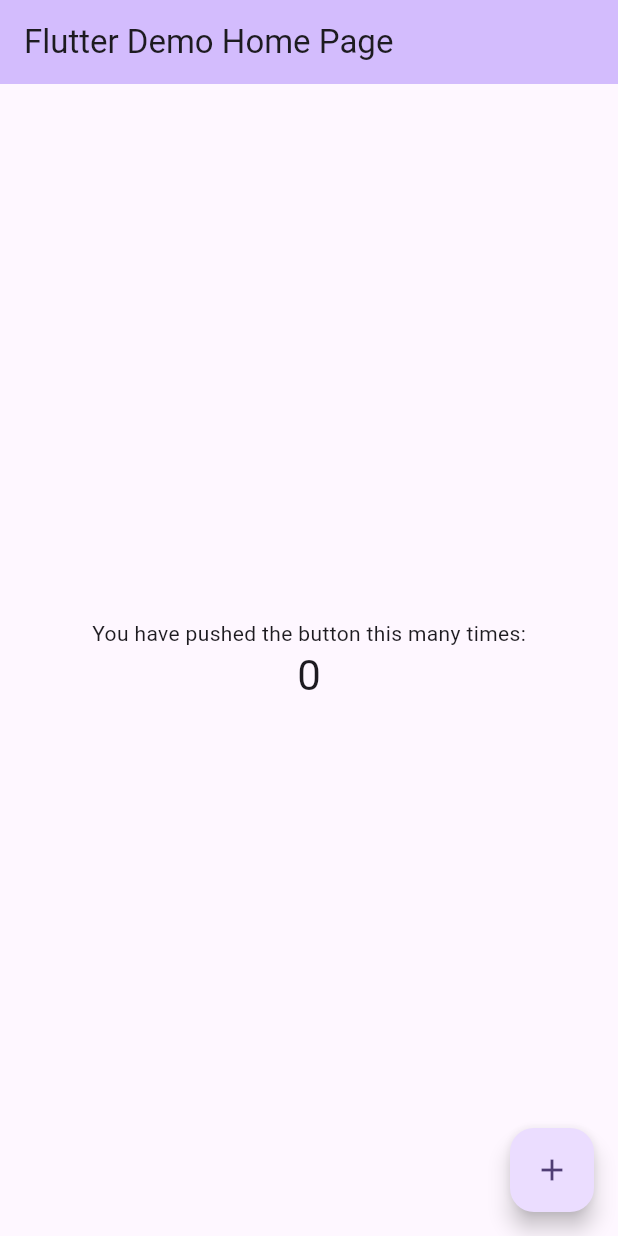
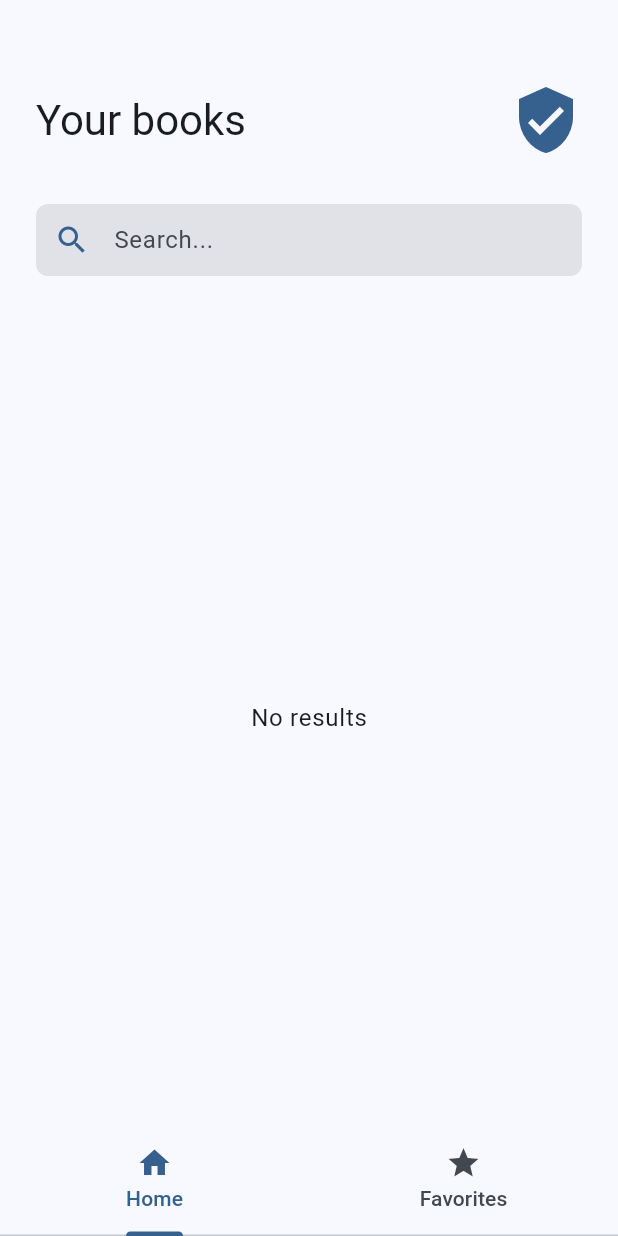
Before and after one commit to shemhazai/bookstoread, a Flutter app: the screen it shows after launch, on a phone screen of 412 x 824 dp. Run offline on Flutter 3.47's test engine with Material 3 defaults, Android fonts, the phone set to English and light mode, and no system bars; our stand-ins replace dio, easy_localization, firebase_core, flutter_bloc, freezed_annotation, get_it and 2 more; accounts and stored records are empty; generated files the repository leaves out were written again.

Commit message:
Implement page with all books search

```diff
--- /dev/null
+++ b/lib/app/common/theming/dimens.dart
@@ -0,0 +1,26 @@
+import 'package:flutter/material.dart';
+
+/// Holds commonly used paddings.
+class Insets {
+  // common
+  static const EdgeInsets huge = EdgeInsets.all(64);
+  static const EdgeInsets bigger = EdgeInsets.all(48);
+  static const EdgeInsets big = EdgeInsets.all(32);
+  static const EdgeInsets normal = EdgeInsets.all(24);
+  static const EdgeInsets small = EdgeInsets.all(16);
+  static const EdgeInsets smaller = EdgeInsets.all(12);
+  static const EdgeInsets tiny = EdgeInsets.all(8);
+  static const EdgeInsets tiniest = EdgeInsets.all(4);
+}
+
+/// Holds commonly used spacing values.
+class Spacing {
+  static const SizedBox huge = SizedBox(width: 64, height: 64);
+  static const SizedBox bigger = SizedBox(width: 48, height: 48);
+  static const SizedBox big = SizedBox(width: 32, height: 32);
+  static const SizedBox normal = SizedBox(width: 24, height: 24);
+  static const SizedBox small = SizedBox(width: 16, height: 16);
+  static const SizedBox smaller = SizedBox(width: 12, height: 12);
+  static const SizedBox tiny = SizedBox(width: 8, height: 8);
+  static const SizedBox tiniest = SizedBox(width: 4, height: 4);
+}
--- /dev/null
+++ b/lib/app/pages/all_books/all_books_cubit.dart
@@ -0,0 +1,34 @@
+import 'dart:async';
+
+import 'package:books_to_read/app/pages/all_books/all_books_state.dart';
+import 'package:books_to_read/model/books/books_repository.dart';
+import 'package:flutter_bloc/flutter_bloc.dart';
+
+class AllBooksCubit extends Cubit<AllBooksState> {
+  final BooksRepository _booksRepository;
+
+  AllBooksCubit(this._booksRepository) : super(const AllBooksState.noResults());
+
+  Future<void> search(String text) async {
+    try {
+      // TODO: implement debouncing to not spam server with search queries.
+      // TODO: implement pagination to not load all data at once.
+
+      if (text.isEmpty) {
+        emit(const AllBooksState.empty());
+        return;
+      }
+
+      emit(const AllBooksState.loading());
+
+      final books = await _booksRepository.searchBooks(text);
+      if (books.isEmpty) {
+        emit(const AllBooksState.noResults());
+      } else {
+        emit(AllBooksState.content(books: books.docs));
+      }
+    } on Exception catch (ex) {
+      emit(AllBooksState.error(ex));
+    }
+  }
+}
--- /dev/null
+++ b/lib/app/pages/all_books/all_books_page.dart
@@ -0,0 +1,206 @@
+import 'package:books_to_read/app/common/theming/dimens.dart';
+import 'package:books_to_read/app/di/di.dart';
+import 'package:books_to_read/app/pages/all_books/all_books_cubit.dart';
+import 'package:books_to_read/app/pages/all_books/all_books_state.dart';
+import 'package:books_to_read/app/widgets/book_widget.dart';
+import 'package:books_to_read/generated/locale_keys.g.dart';
+import 'package:books_to_read/model/books/books_repository.dart';
+import 'package:books_to_read/model/books/entity/book.dart';
+import 'package:easy_localization/easy_localization.dart';
+import 'package:flutter/material.dart';
+import 'package:flutter_bloc/flutter_bloc.dart';
+
+/// An initial page of the application, allows to search for books.
+class AllBooksPage extends StatelessWidget {
+  const AllBooksPage({super.key});
+
+  @override
+  Widget build(BuildContext context) {
+    return BlocProvider(
+      create: (_) => inject<AllBooksCubit>(),
+      child: const Scaffold(
+        body: SafeArea(
+          child: _Body(),
+        ),
+      ),
+    );
+  }
+}
+
+class _Body extends StatelessWidget {
+  const _Body();
+
+  @override
+  Widget build(BuildContext context) {
+    return Column(
+      children: [
+        Spacing.big,
+        const _Header(),
+        const _SearchField(),
+        BlocBuilder<AllBooksCubit, AllBooksState>(
+          builder: (context, state) {
+            return Expanded(
+              child: state.when(
+                empty: () => const _Empty(),
+                loading: () => const _Loading(),
+                noResults: () => const _NoResults(),
+                error: (error) => _Error(error: error),
+                content: (books) => _Content(books: books),
+              ),
+            );
+          },
+        ),
+      ],
+    );
+  }
+}
+
+class _Header extends StatelessWidget {
+  const _Header();
+
+  @override
+  Widget build(BuildContext context) {
+    return Padding(
+      padding: Insets.normal.copyWith(bottom: 8),
+      child: Row(
+        children: [
+          Expanded(
+            child: Text(
+              LocaleKeys.page_allBooks_title.tr(),
+              style: Theme.of(context).textTheme.headlineMedium,
+            ),
+          ),
+          Icon(
+            Icons.verified_user,
+            size: 48,
+            color: Theme.of(context).colorScheme.primary,
+          ),
+        ],
+      ),
+    );
+  }
+}
+
+class _SearchField extends StatelessWidget {
+  const _SearchField();
+
+  @override
+  Widget build(BuildContext context) {
+    final bloc = context.read<AllBooksCubit>();
+    return Padding(
+      padding: Insets.normal,
+      child: TextField(
+        onChanged: bloc.search,
+        textInputAction: TextInputAction.search,
+        decoration: InputDecoration(
+          filled: true,
+          hintText: LocaleKeys.page_allBooks_search.tr(),
+          prefixIcon: Icon(
+            Icons.search,
+            size: 24,
+            color: Theme.of(context).colorScheme.primary,
+          ),
+          contentPadding: Insets.smaller,
+          border: const OutlineInputBorder(
+            borderRadius: BorderRadius.all(Radius.circular(8)),
+            borderSide: BorderSide.none,
+          ),
+        ),
+      ),
+    );
+  }
+}
+
+class _Empty extends StatelessWidget {
+  const _Empty();
+
+  @override
+  Widget build(BuildContext context) {
+    return const SizedBox.shrink();
+  }
+}
+
+class _Loading extends StatelessWidget {
+  const _Loading();
+
+  @override
+  Widget build(BuildContext context) {
+    return const Center(child: CircularProgressIndicator());
+  }
+}
+
+class _NoResults extends StatelessWidget {
+  const _NoResults();
+
+  @override
+  Widget build(BuildContext context) {
+    return Center(
+      child: Text(
+        LocaleKeys.page_allBooks_noResults.tr(),
+        style: Theme.of(context).textTheme.bodyLarge,
+      ),
+    );
+  }
+}
+
+class _Error extends StatelessWidget {
+  final Object error;
+
+  const _Error({required this.error});
+
+  @override
+  Widget build(BuildContext context) {
+    return Center(
+      child: Text(
+        LocaleKeys.page_allBooks_error.tr(args: [error.toString()]),
+        style: Theme.of(context).textTheme.bodyLarge,
+      ),
+    );
+  }
+}
+
+class _Content extends StatelessWidget {
+  final List<Book> books;
+
+  const _Content({required this.books});
+
+  @override
+  Widget build(BuildContext context) {
+    final BooksRepository repository = inject();
+
+    return Column(
+      crossAxisAlignment: CrossAxisAlignment.start,
+      children: [
+        Padding(
+          padding: Insets.normal.copyWith(bottom: 0),
+          child: Text(
+            LocaleKeys.page_allBooks_results.tr(),
+            style: Theme.of(context).textTheme.labelSmall,
+          ),
+        ),
+        Spacing.tiny,
+        Expanded(
+          child: ListView.separated(
+            padding: Insets.small,
+            itemCount: books.length,
+            itemBuilder: (BuildContext context, int index) {
+              final Book book = books[index];
+              return BookWidget(
+                book: book,
+                coverBuilder: repository.buildCoverUrl,
+                onPressed: () {
+                  FocusScope.of(context).unfocus();
+
+                  // TODO: make favorite
+                },
+              );
+            },
+            separatorBuilder: (BuildContext context, int index) {
+              return Spacing.smaller;
+            },
+          ),
+        ),
+      ],
+    );
+  }
+}
--- /dev/null
+++ b/lib/app/pages/all_books/all_books_state.dart
@@ -0,0 +1,13 @@
+import 'package:books_to_read/model/books/entity/book.dart';
+import 'package:freezed_annotation/freezed_annotation.dart';
+
+part 'all_books_state.freezed.dart';
+
+@freezed
+class AllBooksState with _$AllBooksState {
+  const factory AllBooksState.loading() = _Loading;
+  const factory AllBooksState.empty() = _Empty;
+  const factory AllBooksState.noResults() = _NoResults;
+  const factory AllBooksState.content({required List<Book> books}) = _Content;
+  const factory AllBooksState.error(Object error) = _Error;
+}
--- /dev/null
+++ b/lib/app/pages/home/home_page.dart
@@ -0,0 +1,37 @@
+import 'package:books_to_read/app/pages/all_books/all_books_page.dart';
+import 'package:books_to_read/generated/locale_keys.g.dart';
+import 'package:easy_localization/easy_localization.dart';
+import 'package:flutter/material.dart';
+
+class HomePage extends StatelessWidget {
+  const HomePage({super.key});
+
+  @override
+  Widget build(BuildContext context) {
+    return DefaultTabController(
+      length: 2,
+      child: Scaffold(
+        body: TabBarView(
+          children: [
+            const AllBooksPage(),
+            Container(
+              color: Colors.blue,
+            ),
+          ],
+        ),
+        bottomNavigationBar: TabBar(
+          tabs: [
+            Tab(
+              icon: const Icon(Icons.home),
+              text: LocaleKeys.page_home_home.tr(),
+            ),
+            Tab(
+              icon: const Icon(Icons.star),
+              text: LocaleKeys.page_home_favorites.tr(),
+            ),
+          ],
+        ),
+      ),
+    );
+  }
+}
--- a/lib/main.dart
+++ b/lib/main.dart
@@ -1,125 +1,51 @@
+import 'package:books_to_read/app/di/di.dart';
+import 'package:books_to_read/app/pages/home/home_page.dart';
+import 'package:books_to_read/common/data/app_environment.dart';
+import 'package:books_to_read/firebase_options.dart';
+import 'package:books_to_read/generated/locale_keys.g.dart';
+import 'package:easy_localization/easy_localization.dart';
+import 'package:firebase_core/firebase_core.dart';
 import 'package:flutter/material.dart';
 
-void main() {
-  runApp(const MyApp());
+Future<void> main() async {
+  WidgetsFlutterBinding.ensureInitialized();
+  await EasyLocalization.ensureInitialized();
+
+  await Firebase.initializeApp(
+    options: DefaultFirebaseOptions.currentPlatform,
+  );
+
+  configureDependencies(AppEnvironment.development);
+
+  runApp(
+    EasyLocalization(
+      path: 'assets/translations',
+      supportedLocales: const [
+        Locale('en'),
+        Locale('de'),
+      ],
+      fallbackLocale: const Locale('en'),
+      child: const BooksApp(),
+    ),
+  );
 }
 
-class MyApp extends StatelessWidget {
-  const MyApp({super.key});
+class BooksApp extends StatelessWidget {
+  const BooksApp({super.key});
 
   // This widget is the root of your application.
   @override
   Widget build(BuildContext context) {
     return MaterialApp(
-      title: 'Flutter Demo',
+      localizationsDelegates: context.localizationDelegates,
+      supportedLocales: context.supportedLocales,
+      locale: context.locale,
+      onGenerateTitle: (context) => LocaleKeys.common_appName.tr(),
       theme: ThemeData(
-        // This is the theme of your application.
-        //
-        // TRY THIS: Try running your application with "flutter run". You'll see
-        // the application has a purple toolbar. Then, without quitting the app,
-        // try changing the seedColor in the colorScheme below to Colors.green
-        // and then invoke "hot reload" (save your changes or press the "hot
-        // reload" button in a Flutter-supported IDE, or press "r" if you used
-        // the command line to start the app).
-        //
-        // Notice that the counter didn't reset back to zero; the application
-        // state is not lost during the reload. To reset the state, use hot
-        // restart instead.
-        //
-        // This works for code too, not just values: Most code changes can be
-        // tested with just a hot reload.
-        colorScheme: ColorScheme.fromSeed(seedColor: Colors.deepPurple),
+        colorScheme: ColorScheme.fromSeed(seedColor: Colors.blue),
         useMaterial3: true,
       ),
-      home: const MyHomePage(title: 'Flutter Demo Home Page'),
+      home: const HomePage(),
     );
   }
 }
-
-class MyHomePage extends StatefulWidget {
-  const MyHomePage({super.key, required this.title});
-
-  // This widget is the home page of your application. It is stateful, meaning
-  // that it has a State object (defined below) that contains fields that affect
-  // how it looks.
-
-  // This class is the configuration for the state. It holds the values (in this
-  // case the title) provided by the parent (in this case the App widget) and
-  // used by the build method of the State. Fields in a Widget subclass are
-  // always marked "final".
-
-  final String title;
-
-  @override
-  State<MyHomePage> createState() => _MyHomePageState();
-}
-
-class _MyHomePageState extends State<MyHomePage> {
-  int _counter = 0;
-
-  void _incrementCounter() {
-    setState(() {
-      // This call to setState tells the Flutter framework that something has
-      // changed in this State, which causes it to rerun the build method below
-      // so that the display can reflect the updated values. If we changed
-      // _counter without calling setState(), then the build method would not be
-      // called again, and so nothing would appear to happen.
-      _counter++;
-    });
-  }
-
-  @override
-  Widget build(BuildContext context) {
-    // This method is rerun every time setState is called, for instance as done
-    // by the _incrementCounter method above.
-    //
-    // The Flutter framework has been optimized to make rerunning build methods
-    // fast, so that you can just rebuild anything that needs updating rather
-    // than having to individually change instances of widgets.
-    return Scaffold(
-      appBar: AppBar(
-        // TRY THIS: Try changing the color here to a specific color (to
-        // Colors.amber, perhaps?) and trigger a hot reload to see the AppBar
-        // change color while the other colors stay the same.
-        backgroundColor: Theme.of(context).colorScheme.inversePrimary,
-        // Here we take the value from the MyHomePage object that was created by
-        // the App.build method, and use it to set our appbar title.
-        title: Text(widget.title),
-      ),
-      body: Center(
-        // Center is a layout widget. It takes a single child and positions it
-        // in the middle of the parent.
-        child: Column(
-          // Column is also a layout widget. It takes a list of children and
-          // arranges them vertically. By default, it sizes itself to fit its
-          // children horizontally, and tries to be as tall as its parent.
-          //
-          // Column has various properties to control how it sizes itself and
-          // how it positions its children. Here we use mainAxisAlignment to
-          // center the children vertically; the main axis here is the vertical
-          // axis because Columns are vertical (the cross axis would be
-          // horizontal).
-          //
-          // TRY THIS: Invoke "debug painting" (choose the "Toggle Debug Paint"
-          // action in the IDE, or press "p" in the console), to see the
-          // wireframe for each widget.
-          mainAxisAlignment: MainAxisAlignment.center,
-          children: <Widget>[
-            const Text(
-              'You have pushed the button this many times:',
-            ),
-            Text(
-              '$_counter',
-              style: Theme.of(context).textTheme.headlineMedium,
-            ),
-          ],
-        ),
-      ),
-      floatingActionButton: FloatingActionButton(
-        onPressed: _incrementCounter,
-        tooltip: 'Increment',
-        child: const Icon(Icons.add),
-      ), // This trailing comma makes auto-formatting nicer for build methods.
-    );
-  }
-}
--- a/lib/model/books/api/books_api.dart
+++ b/lib/model/books/api/books_api.dart
@@ -10,5 +10,8 @@ abstract class BooksApi {
   factory BooksApi(Dio dio) = _BooksApi;
 
   @GET('/search.json')
-  Future<Paged<Book>> getBooks(@Query('q') String query);
+  Future<Paged<Book>> getBooks({
+    @Query('q') required String query,
+    @Query('fields') required String fields,
+  });
 }
--- a/lib/model/books/books_repository_impl.dart
+++ b/lib/model/books/books_repository_impl.dart
@@ -20,7 +20,10 @@ class BooksRepositoryImpl implements BooksRepository {
   @override
   Future<Paged<Book>> searchBooks(String query) async {
     try {
-      return await _api.getBooks(query);
+      return await _api.getBooks(
+        query: query,
+        fields: Book.fields.join(','),
+      );
     } on DioException catch (error, stackTrace) {
       _logger.logError(error, stackTrace);
 
--- a/lib/model/books/entity/book.dart
+++ b/lib/model/books/entity/book.dart
@@ -5,10 +5,14 @@ part 'book.g.dart';
 
 @freezed
 class Book with _$Book {
+  /// A list of fields to be fetched from the API,
+  /// helps to reduce the response size.
+  static const List<String> fields = ['key', 'title', 'author_name', 'cover_i'];
+
   const factory Book({
+    @JsonKey(name: 'key') required String key,
     @JsonKey(name: 'title') required String title,
-    @JsonKey(name: 'author_name') required List<String> authorNames,
-    @JsonKey(name: 'ratings_average') required double ratingsAverage,
+    @JsonKey(name: 'author_name') required List<String>? authorNames,
     @JsonKey(name: 'cover_i') required int? coverId,
   }) = _Book;
 
--- a/pubspec.yaml
+++ b/pubspec.yaml
@@ -7,10 +7,11 @@ environment:
   sdk: '>=3.2.3 <4.0.0'
 
 dependencies:
-  auto_route: ^7.8.4
+  cloud_firestore: ^4.13.6
   cupertino_icons: ^1.0.6
   dio: ^5.4.0
   easy_localization: ^3.0.3
+  firebase_core: ^2.24.2
   flutter:
     sdk: flutter
   flutter_bloc: ^8.1.3
@@ -23,7 +24,6 @@ dependencies:
   shared_preferences: ^2.2.2
 
 dev_dependencies:
-  auto_route_generator: ^7.3.2
   bloc_test: ^9.1.5
   build_runner: ^2.4.7
   flutter_test:
```
Also changed, not shown: assets/translations/de.json (added, +18 -0 lines), assets/translations/en.json (added, +18 -0 lines), lib/app/di/di.dart (added, +17 -0 lines), lib/app/di/modules/blocs_module.dart (added, +11 -0 lines), lib/app/di/modules/repositories_module.dart (added, +29 -0 lines), lib/app/widgets/book_widget.dart (added, +120 -0 lines), lib/firebase_options.dart (added), pubspec.lock, 8 other files.
